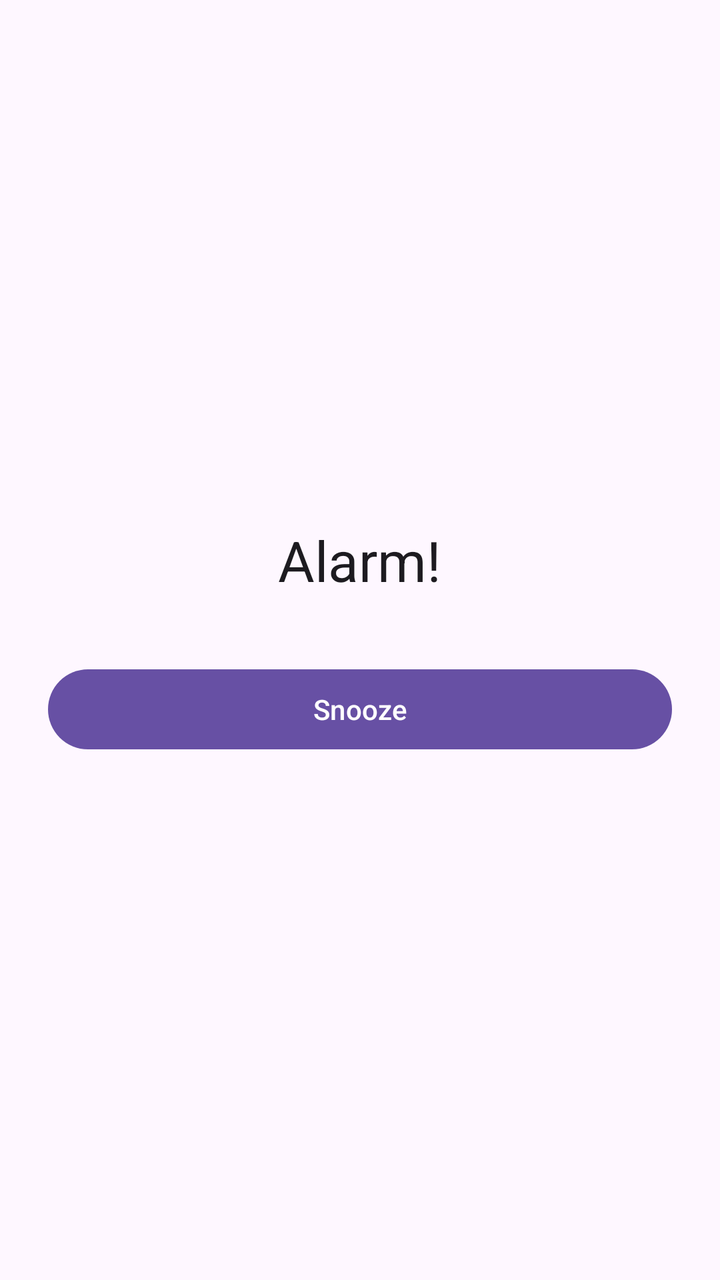
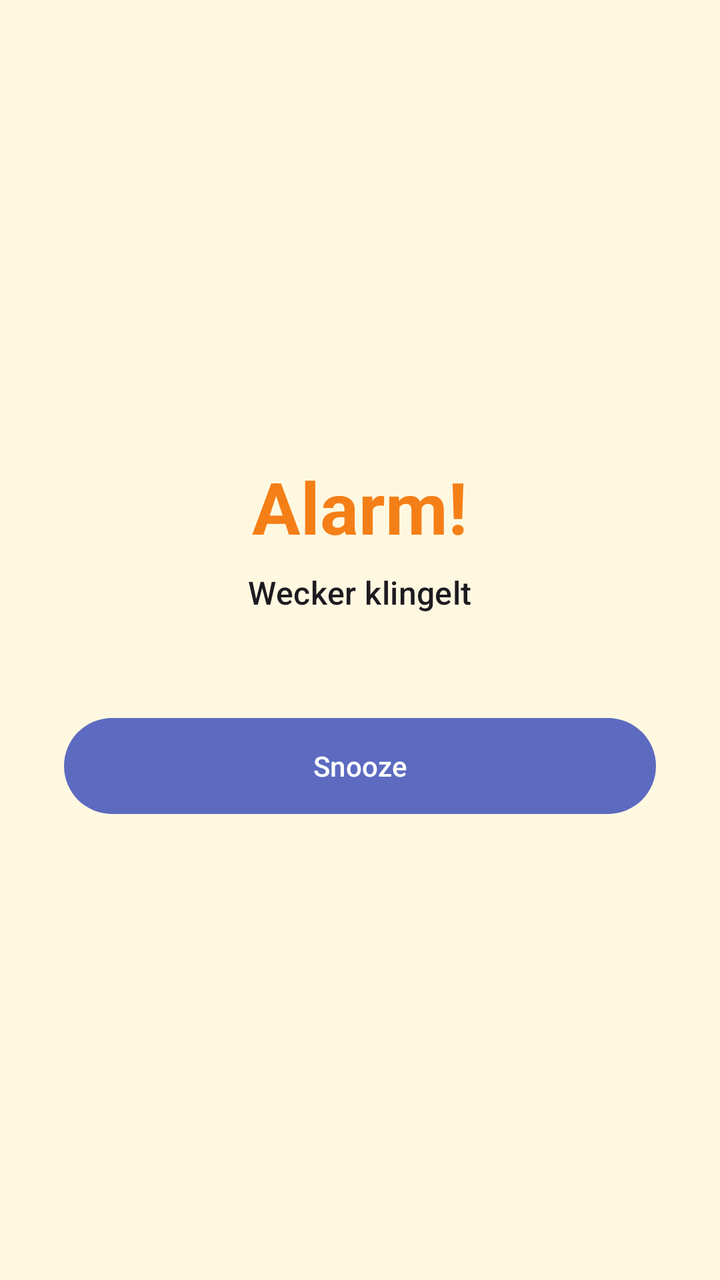

Before-and-after screenshots of an Android layout around one commit, followed by the original layout XML and the change that was made.
<!-- AndroidManifest.xml: application theme Theme.D_AlarmApp -->
<!-- res/layout/activity_alarm.xml -->
<?xml version="1.0" encoding="utf-8"?>
<androidx.constraintlayout.widget.ConstraintLayout xmlns:android="http://schemas.android.com/apk/res/android"
    xmlns:app="http://schemas.android.com/apk/res-auto"
    xmlns:tools="http://schemas.android.com/tools"
    android:id="@+id/alarmRoot"
    android:layout_width="match_parent"
    android:layout_height="match_parent"
    android:padding="24dp"
    tools:context=".AlarmActivity">

    <LinearLayout
        android:layout_width="0dp"
        android:layout_height="wrap_content"
        android:gravity="center_horizontal"
        android:orientation="vertical"
        app:layout_constraintBottom_toBottomOf="parent"
        app:layout_constraintEnd_toEndOf="parent"
        app:layout_constraintStart_toStartOf="parent"
        app:layout_constraintTop_toTopOf="parent">

        <TextView
            android:id="@+id/alarmMessageTextView"
            android:layout_width="wrap_content"
            android:layout_height="wrap_content"
            android:text="@string/alarm_ringing"
            android:textAppearance="@style/TextAppearance.Material3.HeadlineMedium" />

        <Button
            android:id="@+id/snoozeButton"
            android:layout_width="match_parent"
            android:layout_height="wrap_content"
            android:layout_marginTop="32dp"
            android:text="@string/snooze" />

    </LinearLayout>

</androidx.constraintlayout.widget.ConstraintLayout>
<!-- resources referenced by this layout -->
<resources>
  <string name="alarm_ringing">Alarm!</string>
  <string name="snooze">Snooze</string>
  <style name="Theme.D_AlarmApp" parent="Base.Theme.D_AlarmApp" />
  <style name="Base.Theme.D_AlarmApp" parent="Theme.Material3.DayNight.NoActionBar">
      </style>
</resources>

<!-- the commit's change to res/layout/activity_alarm.xml (unified diff, before → after) -->
@@ -5,7 +5,7 @@
     android:id="@+id/alarmRoot"
     android:layout_width="match_parent"
     android:layout_height="match_parent"
-    android:padding="24dp"
+    android:background="@color/colorAlarmBackground"
     tools:context=".AlarmActivity">
 
     <LinearLayout
@@ -13,6 +13,8 @@
         android:layout_height="wrap_content"
         android:gravity="center_horizontal"
         android:orientation="vertical"
+        android:paddingStart="32dp"
+        android:paddingEnd="32dp"
         app:layout_constraintBottom_toBottomOf="parent"
         app:layout_constraintEnd_toEndOf="parent"
         app:layout_constraintStart_toStartOf="parent"
@@ -23,13 +25,23 @@
             android:layout_width="wrap_content"
             android:layout_height="wrap_content"
             android:text="@string/alarm_ringing"
-            android:textAppearance="@style/TextAppearance.Material3.HeadlineMedium" />
+            android:textAppearance="@style/TextAppearance.Material3.DisplaySmall"
+            android:textColor="@color/colorAlarmAmber"
+            android:textStyle="bold" />
+
+        <TextView
+            android:layout_width="wrap_content"
+            android:layout_height="wrap_content"
+            android:layout_marginTop="8dp"
+            android:text="@string/alarm_sub_title"
+            android:textAppearance="@style/TextAppearance.Material3.TitleMedium" />
 
         <Button
             android:id="@+id/snoozeButton"
             android:layout_width="match_parent"
             android:layout_height="wrap_content"
-            android:layout_marginTop="32dp"
+            android:layout_marginTop="48dp"
+            android:minHeight="56dp"
             android:text="@string/snooze" />
 
     </LinearLayout>
<!-- resource entries referenced after the edit -->
@@ -1,9 +1,16 @@
 <!-- resources referenced by this layout -->
 <resources>
+  <color name="colorAlarmAmber">#F57F17</color>
+  <color name="colorAlarmBackground">#FFF8E1</color>
   <string name="alarm_ringing">Alarm!</string>
+  <string name="alarm_sub_title">Wecker klingelt</string>
   <string name="snooze">Snooze</string>
   <style name="Theme.D_AlarmApp" parent="Base.Theme.D_AlarmApp" />
   <style name="Base.Theme.D_AlarmApp" parent="Theme.Material3.DayNight.NoActionBar">
+          <item name="colorPrimary">@color/colorPrimary</item>
+          <item name="colorOnPrimary">@color/colorOnPrimary</item>
       </style>
+  <color name="colorPrimary">#5C6BC0</color>
+  <color name="colorOnPrimary">#FFFFFF</color>
 </resources>
 
